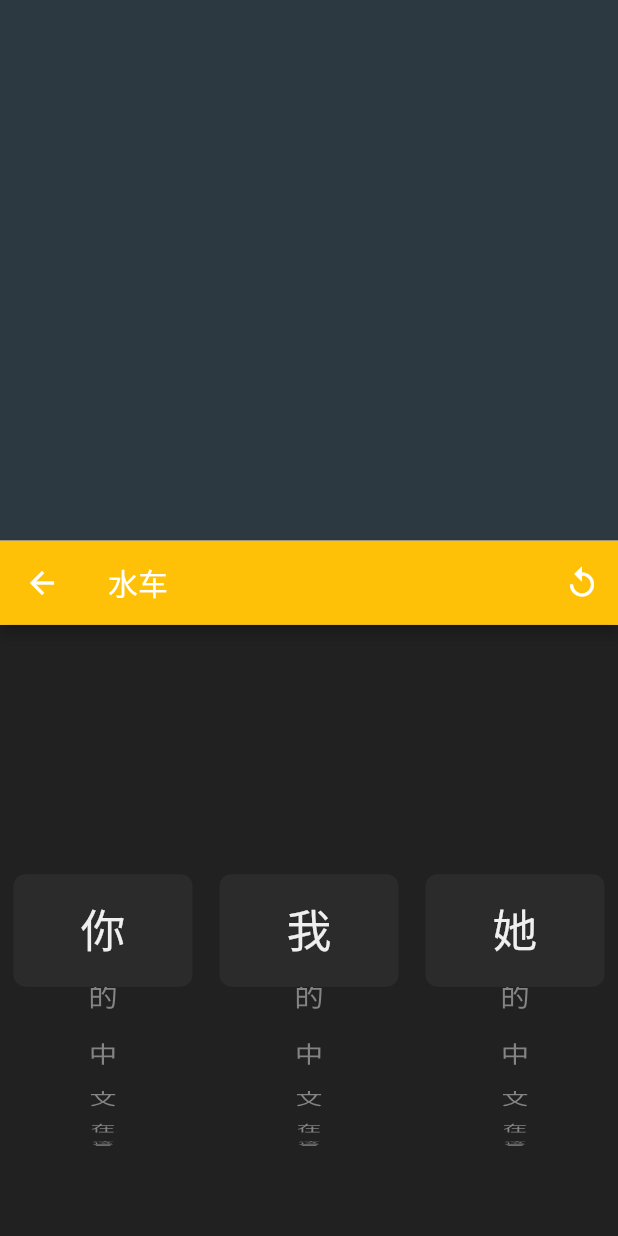
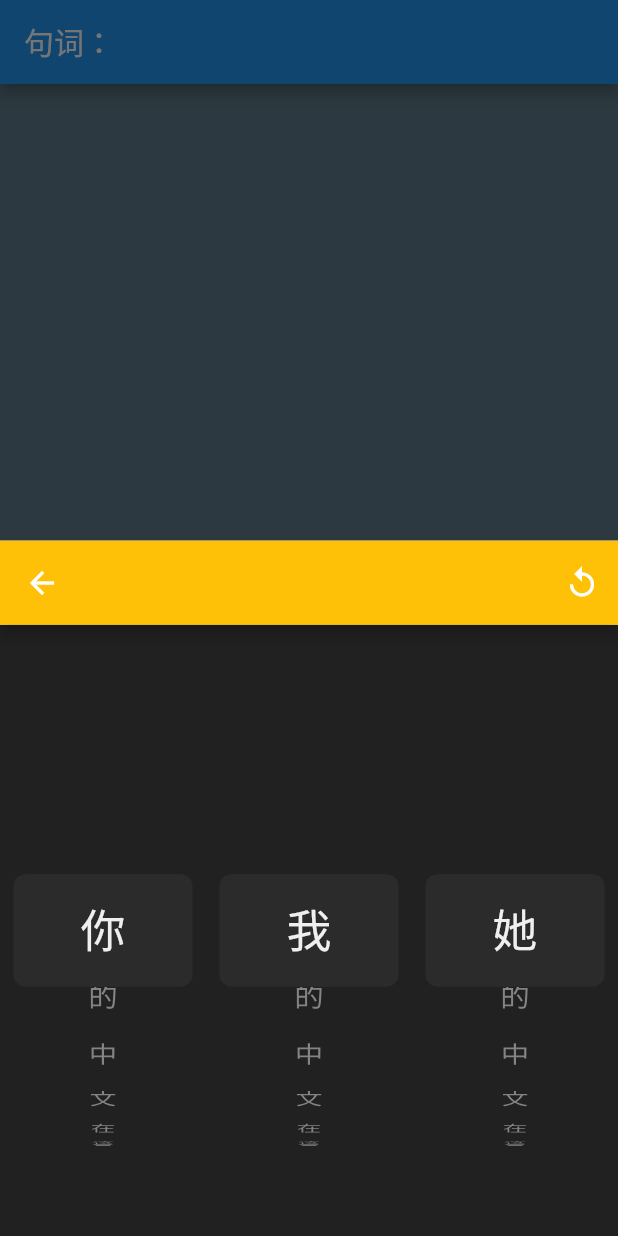
Before and after one commit to VaughanJackson/word_wheels, a Flutter app: the screen it shows after launch, after a tap on "开始！", on a phone screen of 412 x 824 dp. Run offline on Flutter 3.47's test engine with Material 2 defaults, Android fonts, the phone set to English and light mode, and no system bars; our stand-ins replace tuple.

Commit message:
Work out a way to always display the current phrase. - Avoid trying to do so on the modal bottom sheet,   which only gets rebuilt (ie rerendered) when the   modal dialog is opened.

```diff
--- a/lib/main.dart
+++ b/lib/main.dart
@@ -24,6 +24,15 @@ class ExamplePage extends StatefulWidget {
 
 class _ExamplePageState extends State<ExamplePage> {
 
+  String _phrase = '';
+
+  void _handleSelection(selection) {
+    setState(() {
+      _phrase = selection;
+      print('_phrase = ' + _phrase);
+    });
+  }
+
   @override
   Widget build(BuildContext context) {
     return Scaffold(
@@ -33,20 +42,19 @@ class _ExamplePageState extends State<ExamplePage> {
           child: Column(
             mainAxisAlignment: MainAxisAlignment.center,
             children: <Widget>[
+              AppBar(title: Text('句词：$_phrase', textAlign: TextAlign.start)),
+              Spacer(),
               MaterialButton(
                 key: Key("开始！"),
                 child: Text("开始！"),
                 color: Colors.blueAccent,
                 onPressed: () {
+                  _handleSelection(''); // reset
                   showModalBottomSheet(
                       context: context,
                       builder: (BuildContext builder) {
                         return Scaffold(
                             appBar: AppBar(
-                              title: Text(
-                                "水车",
-                                textAlign: TextAlign.right,
-                              ),
                               backgroundColor: Colors.amber,
                               actions: <Widget>[
                                 IconButton(
@@ -58,18 +66,30 @@ class _ExamplePageState extends State<ExamplePage> {
                             ),
                             body: Container(
                               key: Key('wheels'),
+                                child: Center(
+                                  child: Column(
+                                    children: <Widget>[
+                                      Expanded(
                                         child: Wheels(
                                               [
                                                 '你的中文在这里',
                                                 '我的中文在这里',
                                                 '她的中文在这里'
                                               ],
-                                  (selection) => print('_ExamplePageState selection = ' + selection)
+                                              (selection) {
+                                                print('_ExamplePageState selection = ' + selection);
+                                                _handleSelection(selection);
+                                              }
+                                            ),
+                                      ),
+                                    ],
+                                  ),
                                 )
                             ));
                       });
                 },
-              )
+              ),
+              Spacer()
             ],
           ),
         ),
--- a/lib/wheels.dart
+++ b/lib/wheels.dart
@@ -8,7 +8,6 @@ class Wheels extends StatelessWidget {
   // TODO At some point an evaluation of this will be displayed by some widget.
   final Map<int, String> selections = Map();
 
-  // TODO Use or lose this!
   // Callback for when a character is selected.
   final ValueSetter<String> _onCharacterSelected;
 
@@ -32,6 +31,7 @@ class Wheels extends StatelessWidget {
                 print('Wheels: @selection = ' + selection.toString());
                 phraseBuilder.addCharacterSelection(selection);
                 print('Wheels: Accumulated phrase = ' + phraseBuilder.buildPhrase());
+                this._onCharacterSelected(phraseBuilder.buildPhrase());
               })
       ));
       index++;
```
Lines whose indentation alone changed are shown as unchanged.
